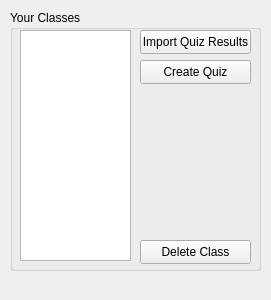
The window that PeerPilot/viewclasses/viewclasses.ui (lsevcik/peerpilot) describes before a commit, drawn with Qt 5.
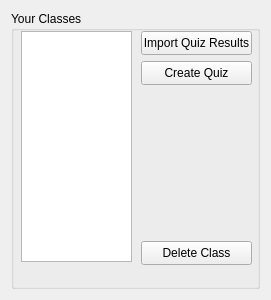
The same window after the commit.

Commit message: redid main window and implemented class view and some of add

What changed in the file:
```diff
--- a/PeerPilot/viewclasses/viewclasses.ui
+++ b/PeerPilot/viewclasses/viewclasses.ui
@@ -13,15 +13,9 @@
   <property name="windowTitle">
    <string>Form</string>
   </property>
+  <layout class="QGridLayout" name="gridLayout">
+   <item row="0" column="0">
   <widget class="QGroupBox" name="groupBox">
-   <property name="geometry">
-    <rect>
-     <x>10</x>
-     <y>10</y>
-     <width>251</width>
-     <height>261</height>
-    </rect>
-   </property>
    <property name="title">
     <string>Your Classes</string>
    </property>
@@ -75,6 +69,8 @@
     </property>
    </widget>
   </widget>
+   </item>
+  </layout>
  </widget>
  <resources/>
  <connections/>
```
Lines whose indentation alone changed are shown as unchanged. The commit also changes 13 other files.
